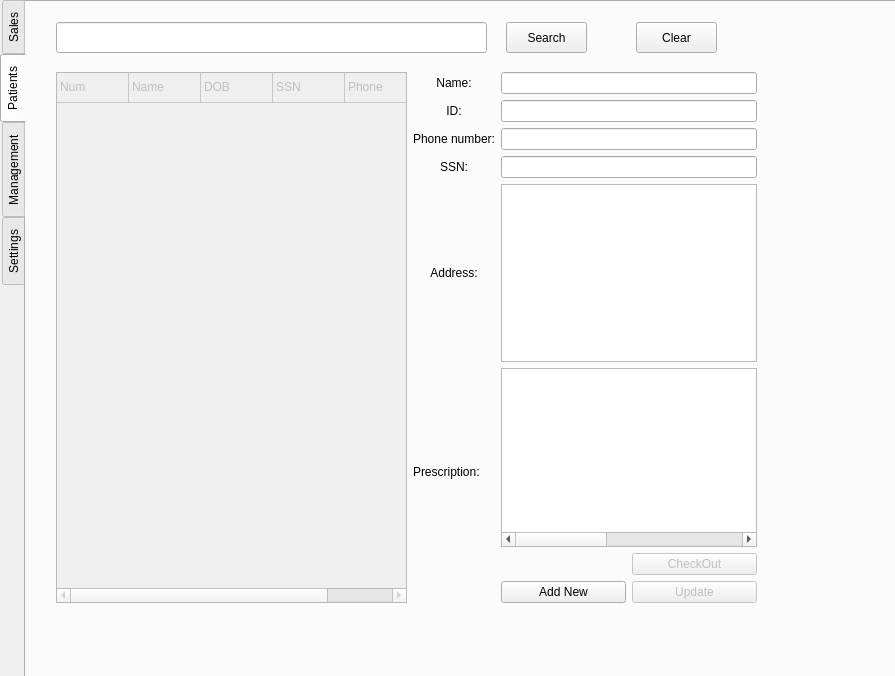
Qt form mainwindow.ui (WNewsome/Pharmaceutical-Point-of-Sale) before a commit.
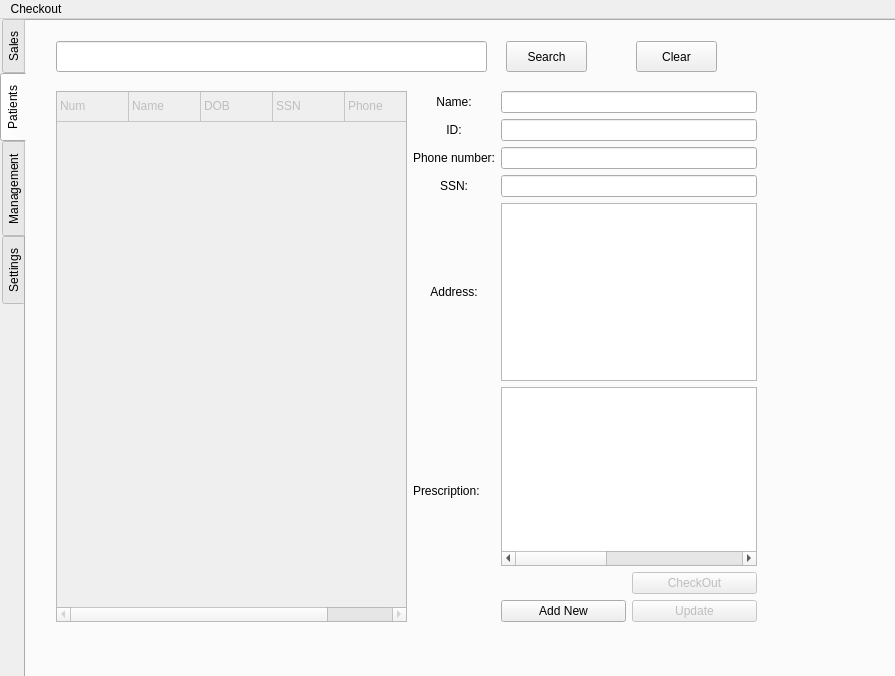
The same form after that commit.

Commit message: added simple payment in checkout screen

Diff of the .ui file:
```diff
--- a/mainwindow.ui
+++ b/mainwindow.ui
@@ -829,6 +829,22 @@
     </widget>
    </widget>
   </widget>
+  <widget class="QMenuBar" name="menuBar">
+   <property name="geometry">
+    <rect>
+     <x>0</x>
+     <y>0</y>
+     <width>895</width>
+     <height>23</height>
+    </rect>
+   </property>
+   <widget class="QMenu" name="menuCheckout">
+    <property name="title">
+     <string>Checkout</string>
+    </property>
+   </widget>
+   <addaction name="menuCheckout"/>
+  </widget>
  </widget>
  <resources/>
  <connections/>
```
Left out of the diff: 1 changed line with no effect on the pictures. The commit also changes 7 other files.
